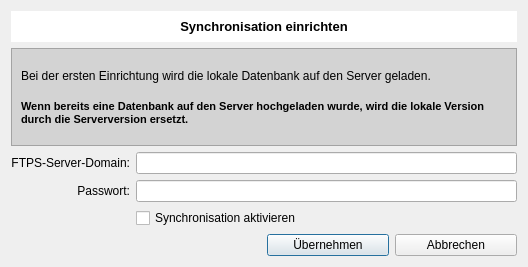
The window that Syncdialog.ui (pyphil/Kursbuch) describes before a commit, drawn with Qt 5.
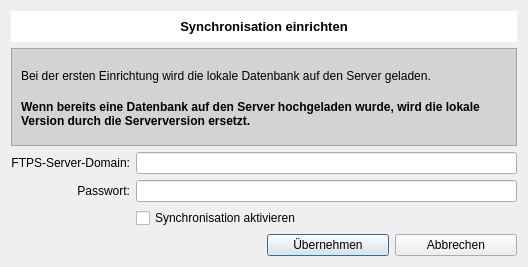
The same window after the commit. Icons and pictures are not drawn.

What changed in the file:
```diff
--- a/Syncdialog.ui
+++ b/Syncdialog.ui
@@ -99,7 +99,6 @@
           </property>
           <property name="font">
            <font>
-            <pointsize>8</pointsize>
             <weight>75</weight>
             <bold>true</bold>
            </font>
```
